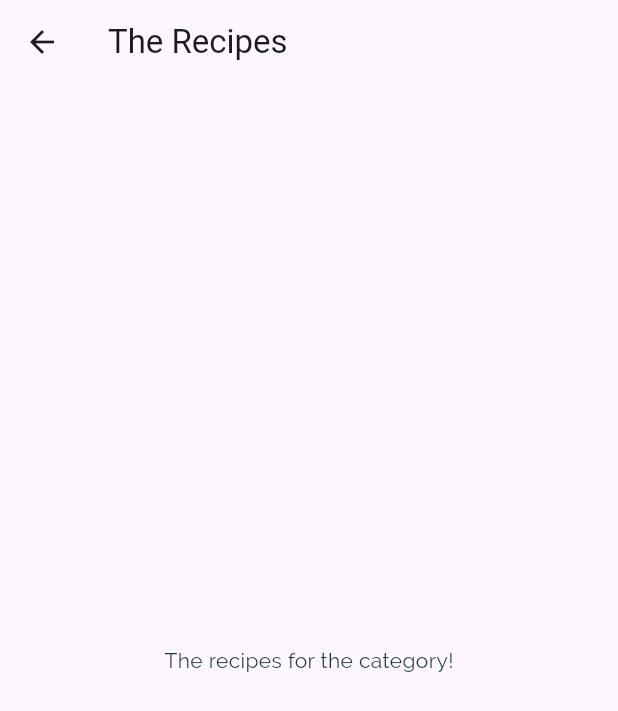
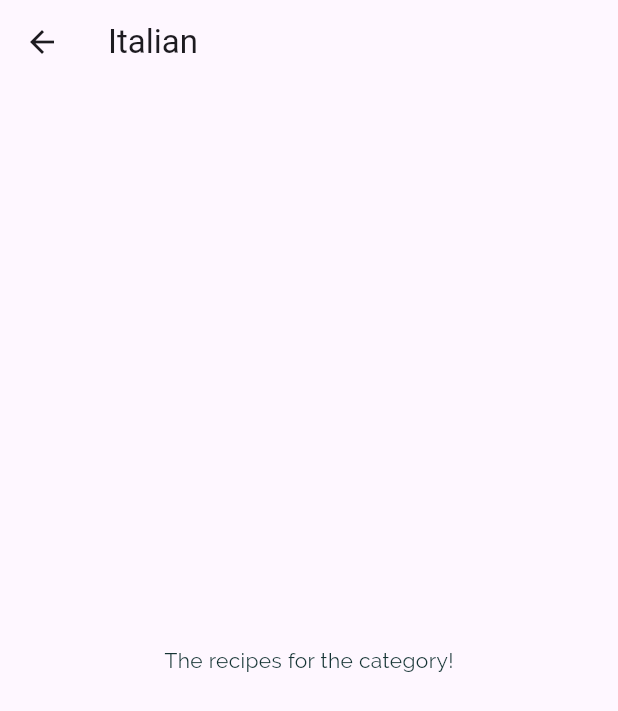
Before and after one commit to Yahya-hossaini/Deli-Meal, a Flutter app: the screen it shows after launch, after a tap on "Italian", on a phone screen of 412 x 824 dp. Shown: the top 711 px of the screen. Run offline on Flutter 3.47's test engine with Material 3 defaults, Android fonts, the phone set to English and light mode, and no system bars.

Commit message:
passing data through routs!

```diff
--- a/lib/categories_screen.dart
+++ b/lib/categories_screen.dart
@@ -8,19 +8,24 @@ class CategoriesScreen extends StatelessWidget {
   @override
   Widget build(BuildContext context) {
     return Scaffold(
-      appBar: AppBar(title: const Text('DeliMeal'),),
+      appBar: AppBar(
+        title: const Text('DeliMeal'),
+      ),
       body: GridView(
         padding: EdgeInsets.all(25),
         gridDelegate: const SliverGridDelegateWithMaxCrossAxisExtent(
           maxCrossAxisExtent: 200,
-          childAspectRatio: 3/2,
+          childAspectRatio: 3 / 2,
           crossAxisSpacing: 20,
           mainAxisSpacing: 20,
         ),
         children: DUMMY_CATEGORIES
             .map(
-              (catData) =>
-                  CategoryItem(title: catData.title, color: catData.color),
+              (catData) => CategoryItem(
+                id: catData.id,
+                title: catData.title,
+                color: catData.color,
+              ),
             )
             .toList(),
       ),
--- a/lib/category_item.dart
+++ b/lib/category_item.dart
@@ -2,11 +2,13 @@ import './category_meals_screen.dart';
 import 'package:flutter/material.dart';
 
 class CategoryItem extends StatelessWidget {
+  final String id;
   final String title;
   final Color color;
 
   const CategoryItem({
     super.key,
+    required this.id,
     required this.title,
     required this.color,
   });
@@ -15,7 +17,7 @@ class CategoryItem extends StatelessWidget {
     Navigator.of(ctx).push(
       MaterialPageRoute(
         builder: (_) {
-          return const CategoryMealsScreen();
+          return CategoryMealsScreen(categoryId: id, categoryTitle: title,);
         },
       ),
     );
--- a/lib/category_meals_screen.dart
+++ b/lib/category_meals_screen.dart
@@ -1,12 +1,21 @@
 import 'package:flutter/material.dart';
 
 class CategoryMealsScreen extends StatelessWidget {
-  const CategoryMealsScreen({super.key});
+  final String categoryId;
+  final String categoryTitle;
+
+  const CategoryMealsScreen({
+    super.key,
+    required this.categoryId,
+    required this.categoryTitle,
+  });
 
   @override
   Widget build(BuildContext context) {
     return Scaffold(
-      appBar: AppBar(title: const Text('The Recipes'),),
+      appBar: AppBar(
+        title: Text(categoryTitle),
+      ),
       body: const Center(
         child: Text('The recipes for the category!'),
       ),
```
